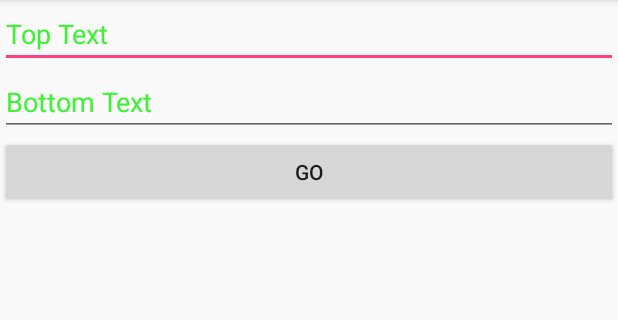
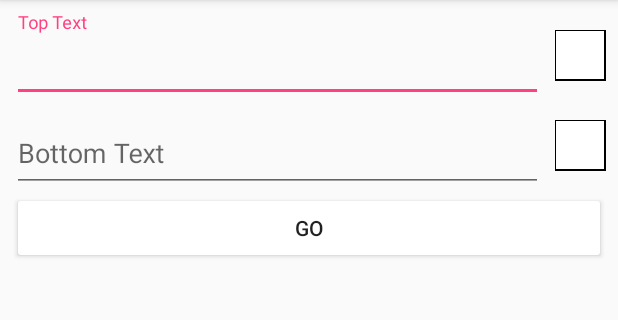
Before and after one commit to neelanshsahai/MemeGenerator, an Android app: the screen it shows after launch (MainActivity), on a phone screen of 412 x 824 dp, the part 84-404 px from its top. Run offline under Robolectric (Android 15) with nearby library versions, the phone set to English and light mode, and no system bars.

Commit message:
Add Design and Spectrum Libraries

```diff
--- a/app/build.gradle
+++ b/app/build.gradle
@@ -26,5 +26,6 @@ dependencies {
     })
     compile 'com.android.support:appcompat-v7:25.3.1'
     compile 'com.android.support:design:25.3.1'
+    compile 'com.thebluealliance:spectrum:0.7.1'
     testCompile 'junit:junit:4.12'
 }
--- a/app/src/main/java/udacity/project/com/memegenrator/MainActivity.java
+++ b/app/src/main/java/udacity/project/com/memegenrator/MainActivity.java
@@ -12,6 +12,7 @@ import android.os.Environment;
 import android.provider.MediaStore;
 import android.support.annotation.NonNull;
 import android.support.design.widget.FloatingActionButton;
+import android.support.design.widget.Snackbar;
 import android.support.v4.app.ActivityCompat;
 import android.support.v4.content.ContextCompat;
 import android.support.v7.app.AppCompatActivity;
@@ -105,6 +106,13 @@ public class MainActivity extends AppCompatActivity {
                 editText2.setText("");
             }
         });
+
+        settings.setOnClickListener(new View.OnClickListener() {
+            @Override
+            public void onClick(View v) {
+
+            }
+        });
     }
 
     private void store(Bitmap bm, String fileName) {
--- a/app/src/main/res/layout/activity_main.xml
+++ b/app/src/main/res/layout/activity_main.xml
@@ -11,27 +11,88 @@
         android:layout_width="match_parent"
         android:layout_height="wrap_content"
         android:orientation="vertical"
+        android:padding="8dp"
         android:layout_alignParentTop="true"
         android:layout_centerHorizontal="true">
 
-        <EditText
-            android:id="@+id/editText1"
+        <RelativeLayout
             android:layout_width="match_parent"
-            android:layout_height="wrap_content"
-            android:hint="Top Text"
-            android:textColorHint="#3df234" />
+            android:gravity="center_vertical"
+            android:layout_height="60dp">
+            <android.support.design.widget.TextInputLayout
+                android:layout_toLeftOf="@+id/topcolor"
+                android:layout_width="match_parent"
+                android:layout_height="match_parent"
+                app:hintAnimationEnabled="true"
+                android:layout_marginRight="4dp">
+                <EditText
+                    android:layout_height="match_parent"
+                    android:layout_width="match_parent"
+                    android:id="@+id/editText1"
+                    android:hint="Top Text"
+                    android:textColorHint="#211ec7" />
+            </android.support.design.widget.TextInputLayout>
 
-        <EditText
-            android:id="@+id/editText2"
+            <RelativeLayout
+                android:id="@+id/topcolor"
+                android:layout_width="34dp"
+                android:layout_height="34dp"
+                android:layout_marginLeft="4dp"
+                android:background="#000"
+                android:layout_marginTop="12dp"
+                android:gravity="center"
+                android:layout_alignParentRight="true">
+                <ImageView
+                    android:background="#fff"
+                    android:layout_width="32dp"
+                    android:layout_height="32dp"/>
+            </RelativeLayout>
+
+        </RelativeLayout>
+
+        <RelativeLayout
             android:layout_width="match_parent"
-            android:layout_height="wrap_content"
-            android:hint="Bottom Text"
-            android:textColorHint="#3df234"/>
+            android:gravity="center_vertical"
+            android:layout_height="60dp">
+
+            <android.support.design.widget.TextInputLayout
+                android:layout_toLeftOf="@+id/bottomcolor"
+                android:layout_width="match_parent"
+                android:layout_height="match_parent"
+                app:hintAnimationEnabled="true"
+                android:layout_marginRight="4dp">
+                <EditText
+                    android:layout_height="match_parent"
+                    android:layout_width="match_parent"
+                    android:id="@+id/editText2"
+                    android:hint="Bottom Text"
+                    android:textColorHint="#211ec7" />
+            </android.support.design.widget.TextInputLayout>
+
+            <RelativeLayout
+                android:id="@+id/bottomcolor"
+                android:layout_width="34dp"
+                android:layout_height="34dp"
+                android:layout_marginTop="12dp"
+                android:layout_marginLeft="4dp"
+                android:background="#000"
+                android:gravity="center"
+                android:layout_alignParentRight="true">
+                <ImageView
+                    android:background="#fff"
+                    android:layout_width="32dp"
+                    android:layout_height="32dp"/>
+            </RelativeLayout>
+
+        </RelativeLayout>
 
         <Button
             android:id="@+id/go"
             android:layout_width="match_parent"
             android:layout_height="wrap_content"
+            android:elevation="2dp"
+            android:translationZ="6dp"
+            android:backgroundTint="#fff"
             android:text="go"/>
 
     </LinearLayout>
```
